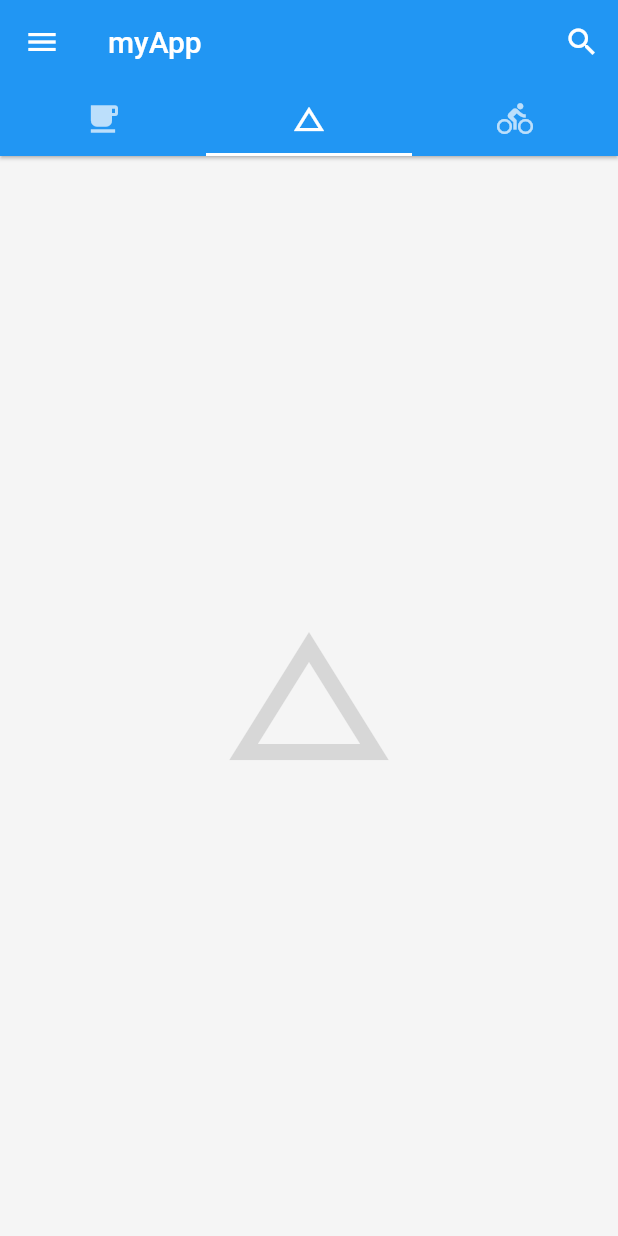
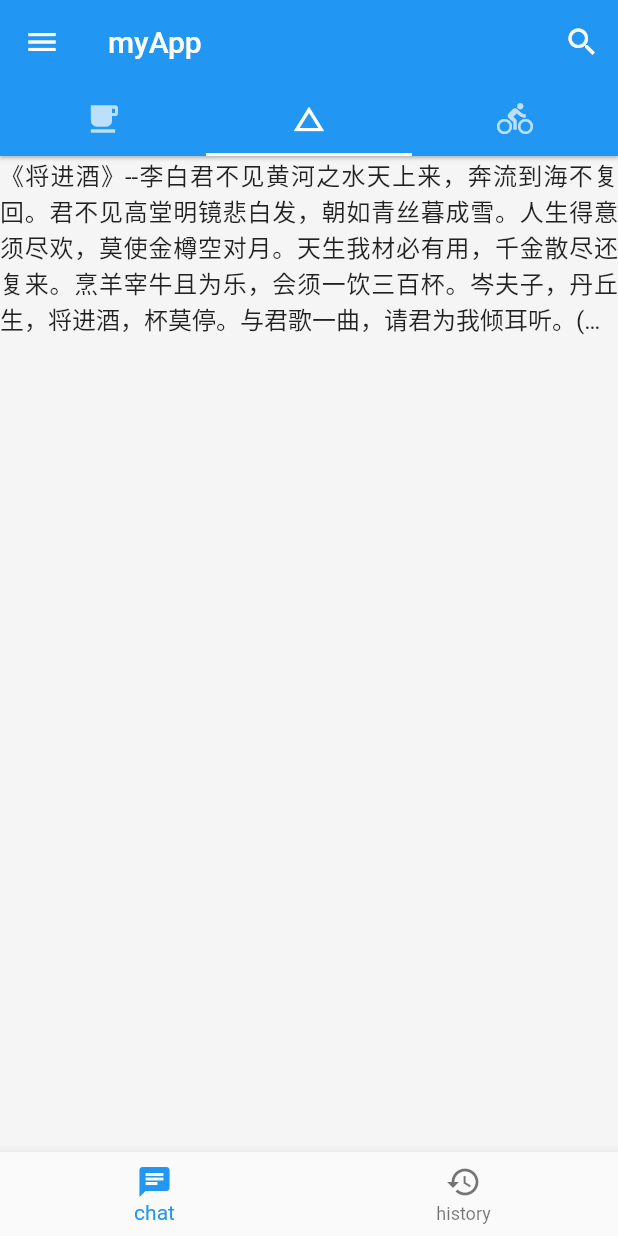
Before and after one commit to minghowwww/flutter_studio, a Flutter app: the screen it shows after launch, tab 2 chosen, on a phone screen of 412 x 824 dp. Run offline on Flutter 3.47's test engine with Material 2 defaults, Android fonts, the phone set to English and light mode, and no system bars; network calls fail.

Commit message:
20200515

```diff
--- /dev/null
+++ b/lib/demo/BasicDemo.dart
@@ -0,0 +1,22 @@
+import 'package:flutter/material.dart';
+
+class BasicDemo extends StatelessWidget {
+  final TextStyle _textStyle = TextStyle(
+    fontSize: 16.0
+  );
+
+  final String _title = '将进酒';
+  final String _auther = '李白';
+
+  @override
+  Widget build(BuildContext context) {
+    return Text(
+        '《$_title》-- $_auther 君不见黄河之水天上来，奔流到海不复回。君不见高堂明镜悲白发，朝如青丝暮成雪。人生得意须尽欢，莫使金樽空对月。天生我材必有用，千金散尽还复来。烹羊宰牛且为乐，会须一饮三百杯。' +
+            '岑夫子，丹丘生，将进酒，杯莫停。与君歌一曲，请君为我倾耳听。(倾耳听 一作：侧耳听)钟鼓馔玉不足贵，但愿长醉不愿醒。(不足贵 一作：何足贵；不愿醒 一作：不复醒)古来圣贤皆寂寞，惟有饮者留其名。' +
+            '陈王昔时宴平乐，斗酒十千恣欢谑。主人何为言少钱，径须沽取对君酌。五花马、千金裘，呼儿将出换美酒，与尔同销万古愁。 ',
+            textAlign: TextAlign.justify,
+            style: _textStyle,
+            maxLines: 5,
+            overflow: TextOverflow.ellipsis,);
+  }
+}
--- a/lib/main.dart
+++ b/lib/main.dart
@@ -1,5 +1,9 @@
 import 'package:flutter/material.dart';
 import 'package:flutterapp1/demo/listViewDemo.dart';
+import 'package:flutterapp1/demo/BottomNavigationBarDemo.dart';
+import 'package:flutterapp1/demo/BasicDemo.dart';
+import 'package:flutterapp1/demo/NavigatorDemo.dart';
+import 'package:flutterapp1/demo/formDemo.dart';
 
 void main(List<String> args) => runApp(page());
 
@@ -8,16 +12,87 @@ class page extends StatelessWidget {
   Widget build(BuildContext context) {
     return MaterialApp(
       debugShowCheckedModeBanner: false,
-      home: Scaffold(
-        backgroundColor: Colors.grey[100],
-        body: home(),
-      ),
+      // home: Scaffold(
+      //   backgroundColor: Colors.grey[100],
+      //   // body: home()
+      //   // body: navigatorDemo(),
+      // ),
+      initialRoute: '/',
+      routes: {
+        '/': (context) => home(
+            TabBarView(
+              children: <Widget>[
+                listViewDemo(),
+                // Icon(Icons.local_cafe, size: 128.0, color: Colors.black12),
+                // Icon(Icons.change_history, size: 128.0, color: Colors.black12),
+                BasicDemo(),
+                Icon(Icons.directions_bike, size: 128.0, color: Colors.black12),
+              ],
+            ),
+            TabBar(
+              tabs: <Widget>[
+                Tab(icon: Icon(Icons.local_cafe)),
+                Tab(icon: Icon(Icons.change_history)),
+                Tab(icon: Icon(Icons.directions_bike)),
+              ],
+            )),
+        '/text': (context) => navigatorDemo()
+      },
       theme: ThemeData(primarySwatch: Colors.blue),
     );
   }
 }
 
-class home extends StatelessWidget {
+class home extends StatefulWidget {
+  final Widget _bodyWidget;
+  final Widget _appBarBottom;
+
+  home(this._bodyWidget, this._appBarBottom);
+
+  @override
+  State<StatefulWidget> createState() {
+    return homeBuilder(_bodyWidget, _appBarBottom);
+  }
+}
+
+class homeBuilder extends State<home> {
+  Widget _bodyWidget;
+  Widget _appBarBottom;
+  int _current = 0;
+
+  homeBuilder(this._bodyWidget, this._appBarBottom);
+
+  void _tap(int index) {
+
+    if (index == 1) {
+      setState(() {
+        _current = index;
+        _bodyWidget = formDemo();
+        _appBarBottom = null;
+      });
+    }
+
+    if (index == 0) {
+      setState(() {
+        _current = index;
+        _bodyWidget = TabBarView(
+          children: <Widget>[
+            listViewDemo(),
+            BasicDemo(),
+            Icon(Icons.directions_bike, size: 128.0, color: Colors.black12),
+          ],
+        );
+        _appBarBottom = TabBar(
+          tabs: <Widget>[
+            Tab(icon: Icon(Icons.local_cafe)),
+            Tab(icon: Icon(Icons.change_history)),
+            Tab(icon: Icon(Icons.directions_bike)),
+          ],
+        );
+      });
+    }
+  }
+
   @override
   Widget build(BuildContext context) {
     return DefaultTabController(
@@ -39,21 +114,18 @@ class home extends StatelessWidget {
                 onPressed: () => debugPrint('search is pressed'),
               )
             ],
-            bottom: TabBar(
-              tabs: <Widget>[
-                Tab(icon: Icon(Icons.local_cafe)),
-                Tab(icon: Icon(Icons.change_history)),
-                Tab(icon: Icon(Icons.directions_bike)),
-              ],
-            ),
+            bottom: _appBarBottom,
           ),
-          body: TabBarView(
-            children: <Widget>[
-              Icon(Icons.local_cafe, size: 128.0, color: Colors.black12),
-              Icon(Icons.change_history, size: 128.0, color: Colors.black12),
-              Icon(Icons.directions_bike, size: 128.0, color: Colors.black12),
-            ],
-          ),
+          body: _bodyWidget,
+          // body: TabBarView(
+          //   children: <Widget>[
+          //     listViewDemo(),
+          //     // Icon(Icons.local_cafe, size: 128.0, color: Colors.black12),
+          //     // Icon(Icons.change_history, size: 128.0, color: Colors.black12),
+          //     BasicDemo(),
+          //     Icon(Icons.directions_bike, size: 128.0, color: Colors.black12),
+          //   ],
+          // ),
           // drawer: Container(
           //   color: Colors.white,
           //   padding: EdgeInsets.all(8.0),
@@ -99,6 +171,17 @@ class home extends StatelessWidget {
               ],
             ),
           ),
+          // bottomNavigationBar: BottomNavigationBarStateDemo(),
+          bottomNavigationBar: BottomNavigationBar(
+              type: BottomNavigationBarType.fixed,
+              currentIndex: _current,
+              onTap: _tap,
+              items: [
+                BottomNavigationBarItem(
+                    icon: Icon(Icons.chat), title: Text('chat')),
+                BottomNavigationBarItem(
+                    icon: Icon(Icons.history), title: Text('history')),
+              ]),
         ));
   }
 }
```
Also changed, not shown: lib/demo/BottomNavigationBarDemo.dart (added, +83 -0 lines), lib/demo/NavigatorDemo.dart (added, +10 -0 lines), lib/demo/formDemo.dart (added, +10 -0 lines), lib/demo/listViewDemo.dart (+24 -2 lines), lib/demo/postDetail.dart (added, +21 -0 lines), 1 other file.
